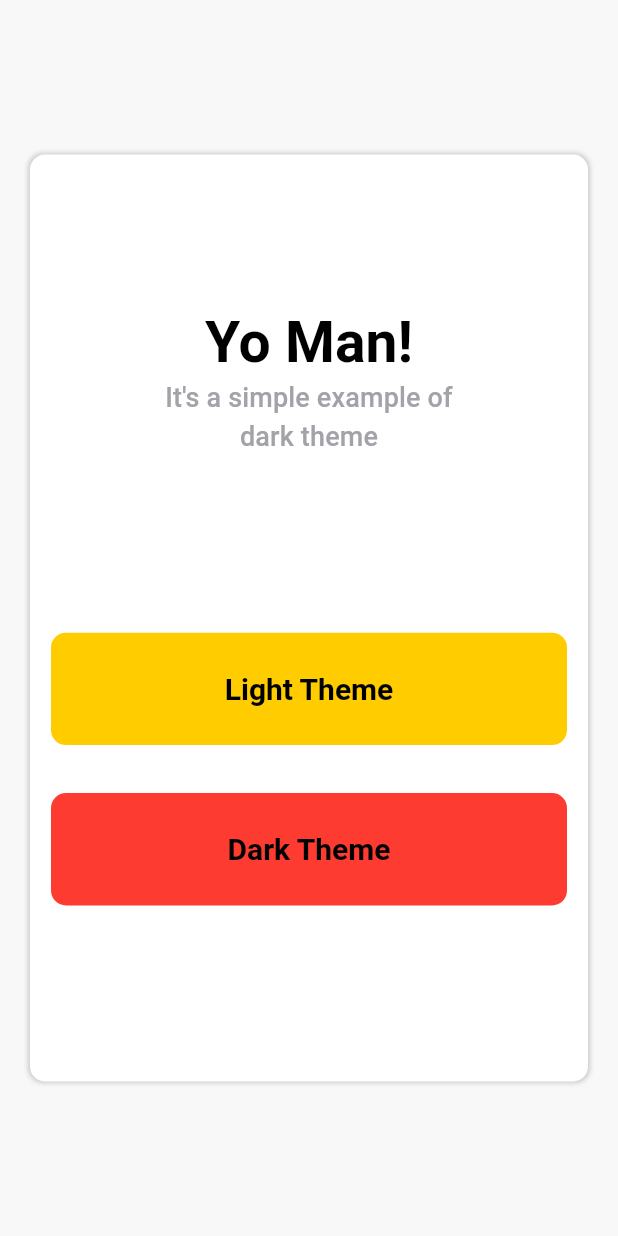
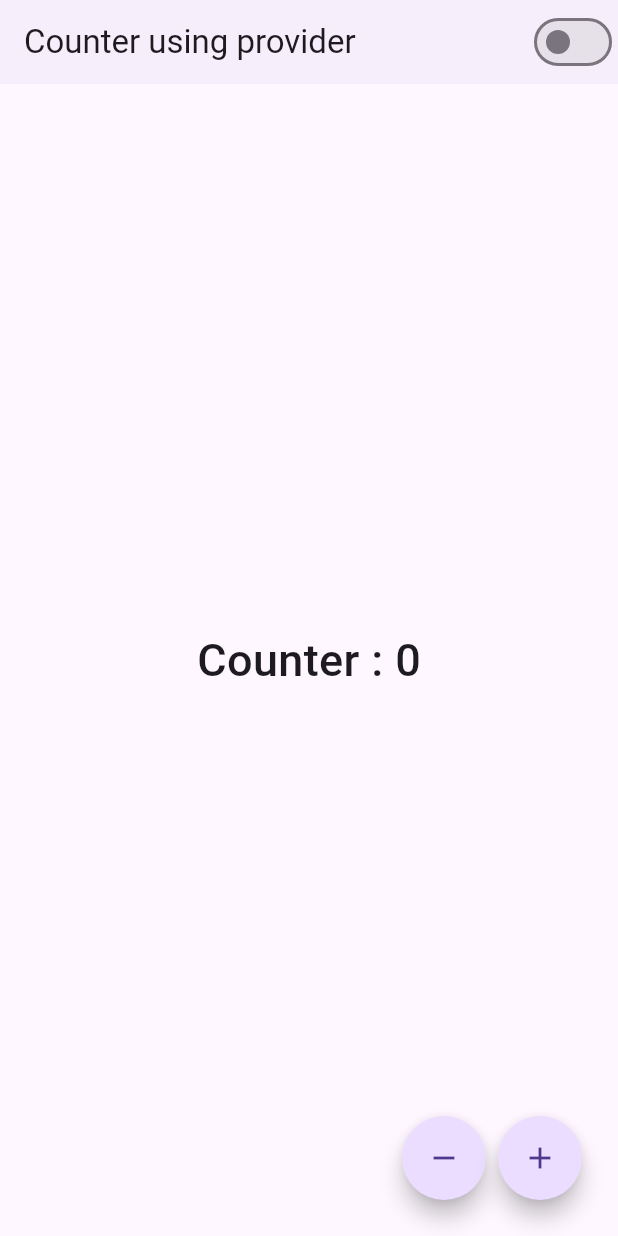
Before and after one commit to Zimil-Patel/advance_flutter_ch1, a Flutter app: the screen it shows after launch, on a phone screen of 412 x 824 dp. Run offline on Flutter 3.47's test engine with Material 3 defaults, Android fonts, the phone set to English and light mode, and no system bars.

Commit message:
06 Oct 24

```diff
--- a/lib/main.dart
+++ b/lib/main.dart
@@ -1,8 +1,23 @@
-import 'package:advance_flutter_ch1/switch%20theme/view/main%20screen/main_screen.dart';
+import 'package:advance_flutter_ch1/provider%20using%20counter/provider/counter_provider.dart';
+import 'package:advance_flutter_ch1/provider%20using%20counter/provider/theme_provider.dart';
+import 'package:advance_flutter_ch1/provider%20using%20counter/screens/counter_screen.dart';
 import 'package:flutter/material.dart';
+import 'package:provider/provider.dart';
 
 // 1. SwitchThemeScreen()
 
-void main(){
-  runApp(const SwitchThemeScreen());
+void main() {
+  runApp(
+    MultiProvider(
+      providers: [
+        ChangeNotifierProvider(
+          create: (context) => ThemeProvider(),
+        ),
+        ChangeNotifierProvider(
+          create: (context) => CounterProvider(),
+        ),
+      ],
+      child: const CounterScreen(),
+    ),
+  );
 }
--- a/lib/provider using counter/provider/counter_provider.dart
+++ b/lib/provider using counter/provider/counter_provider.dart
@@ -1,3 +1,5 @@
+import 'dart:developer';
+
 import 'package:advance_flutter_ch1/provider%20using%20counter/model/counter_model.dart';
 import 'package:flutter/material.dart';
 
@@ -8,12 +10,15 @@
   // increase counter by 1
   void increaseCounter(){
     count.counter++;
+    log(count.counter.toString());
     notifyListeners();
   }
 
   // decrease counter by 1
   void decreaseCounter(){
-    count.counter--;
+    if (count.counter >= 1){
+      count.counter--;
+    }
     notifyListeners();
   }
 }
--- /dev/null
+++ b/lib/provider using counter/provider/theme_provider.dart
@@ -0,0 +1,21 @@
+import 'dart:developer';
+
+import 'package:flutter/material.dart';
+
+class ThemeProvider extends ChangeNotifier{
+
+  ThemeMode themeMode = ThemeMode.light;
+  bool isDark = false;
+
+  // toggleTheme
+  void toggleTheme(){
+    log(isDark.toString());
+    if (isDark){
+      themeMode = ThemeMode.light;
+    } else {
+      themeMode = ThemeMode.dark;
+    }
+    isDark = !isDark;
+    notifyListeners();
+  }
+}
--- a/lib/provider using counter/screens/counter_screen.dart
+++ b/lib/provider using counter/screens/counter_screen.dart
@@ -0,0 +1,20 @@
+import 'package:flutter/material.dart';
+import 'package:provider/provider.dart';
+
+import '../provider/theme_provider.dart';
+import 'main screen/counter_main_screen.dart';
+
+class CounterScreen extends StatelessWidget {
+  const CounterScreen({super.key});
+
+  @override
+  Widget build(BuildContext context) {
+    return MaterialApp(
+      debugShowCheckedModeBanner: false,
+      theme: ThemeData.light(),
+      darkTheme: ThemeData.dark(),
+      themeMode: Provider.of<ThemeProvider>(context, listen: true).themeMode,
+      home: const CounterMainScreen(),
+    );
+  }
+}
--- /dev/null
+++ b/lib/provider using counter/screens/main screen/components/action_buttons.dart
@@ -0,0 +1,38 @@
+
+import 'package:advance_flutter_ch1/provider%20using%20counter/provider/counter_provider.dart';
+import 'package:flutter/material.dart';
+import 'package:provider/provider.dart';
+
+class ActionButtons extends StatelessWidget {
+  const ActionButtons({
+    super.key,
+  });
+
+  @override
+  Widget build(BuildContext context) {
+    return Row(
+      mainAxisAlignment: MainAxisAlignment.end,
+      crossAxisAlignment: CrossAxisAlignment.center,
+      children: [
+        FloatingActionButton(
+          shape: const CircleBorder(),
+          onPressed: () =>
+              Provider.of<CounterProvider>(context, listen: false)
+                  .decreaseCounter(),
+          child: const Icon(Icons.remove),
+        ),
+        Padding(
+          padding: const EdgeInsets.all(8.0),
+          child: FloatingActionButton(
+            shape: const CircleBorder(),
+            onPressed: () =>
+                Provider.of<CounterProvider>(context, listen: false)
+                    .increaseCounter(),
+            child: const Icon(Icons.add),
+          ),
+        ),
+
+      ],
+    );
+  }
+}
--- /dev/null
+++ b/lib/provider using counter/screens/main screen/components/theme_switch.dart
@@ -0,0 +1,18 @@
+import 'package:flutter/material.dart';
+import 'package:provider/provider.dart';
+
+import '../../../provider/theme_provider.dart';
+
+class ThemeSwitch extends StatelessWidget {
+  const ThemeSwitch({
+    super.key,
+  });
+
+  @override
+  Widget build(BuildContext context) {
+    return Switch(
+      value:  Provider.of<ThemeProvider>(context, listen: true).isDark,
+      onChanged: (value) => Provider.of<ThemeProvider>(context, listen: false).toggleTheme(),
+    );
+  }
+}
--- /dev/null
+++ b/lib/provider using counter/screens/main screen/counter_main_screen.dart
@@ -0,0 +1,31 @@
+
+import 'package:advance_flutter_ch1/provider%20using%20counter/provider/counter_provider.dart';
+import 'package:flutter/material.dart';
+import 'package:provider/provider.dart';
+
+import 'components/action_buttons.dart';
+import 'components/theme_switch.dart';
+
+class CounterMainScreen extends StatelessWidget {
+  const CounterMainScreen({super.key});
+
+  @override
+  Widget build(BuildContext context) {
+    return Scaffold(
+      appBar: AppBar(
+        elevation: 1,
+        title: const Text('Counter using provider'),
+        actions: const [
+          ThemeSwitch(),
+        ],
+      ),
+      body: Center(
+        child: Text(
+          'Counter : ${Provider.of<CounterProvider>(context, listen: true).count.counter}',
+          style: const TextStyle(fontWeight: FontWeight.w500, fontSize: 30),
+        ),
+      ),
+      floatingActionButton: const ActionButtons(),
+    );
+  }
+}
```
Also changed, not shown: snaps/1.2/snap1.png (added), snaps/1.2/snap2.png (added).
